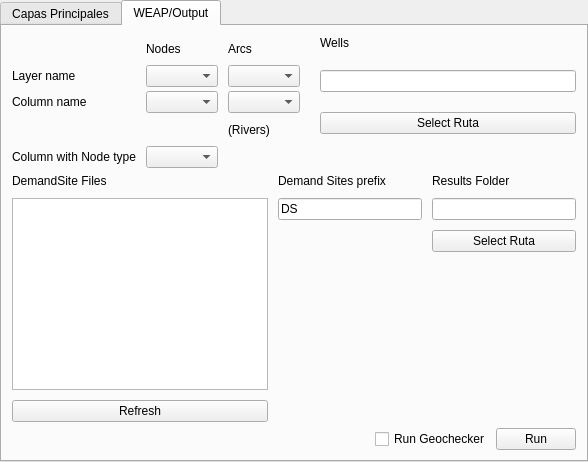
Kalliam/geolinkage_project_QGIS, file geo_linkage_dialog.ui: the form before one commit.
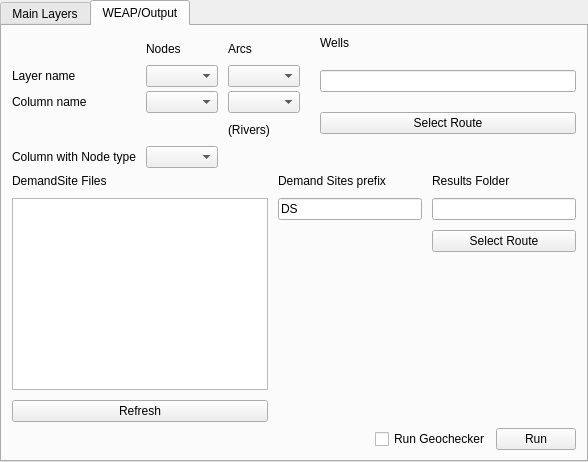
The form after the commit. The open tabs and pages were chosen to show the change. Custom widgets are drawn as their Qt base class.

Commit message: chore: english translation

```diff
--- a/geo_linkage_dialog.ui
+++ b/geo_linkage_dialog.ui
@@ -51,7 +51,7 @@
      </property>
      <widget class="QWidget" name="tab">
       <attribute name="title">
-       <string>Capas Principales</string>
+       <string>Main Layers</string>
       </attribute>
       <layout class="QVBoxLayout" name="tab1_vlayout">
        <property name="leftMargin">
@@ -443,7 +443,7 @@
            <item>
             <widget class="QPushButton" name="btn_explore_ds">
              <property name="text">
-              <string>Select Ruta</string>
+              <string>Select Route</string>
              </property>
             </widget>
            </item>
@@ -543,7 +543,7 @@
            <item>
             <widget class="QPushButton" name="btn_explore_folder">
              <property name="text">
-              <string>Select Ruta</string>
+              <string>Select Route</string>
              </property>
             </widget>
            </item>
```
